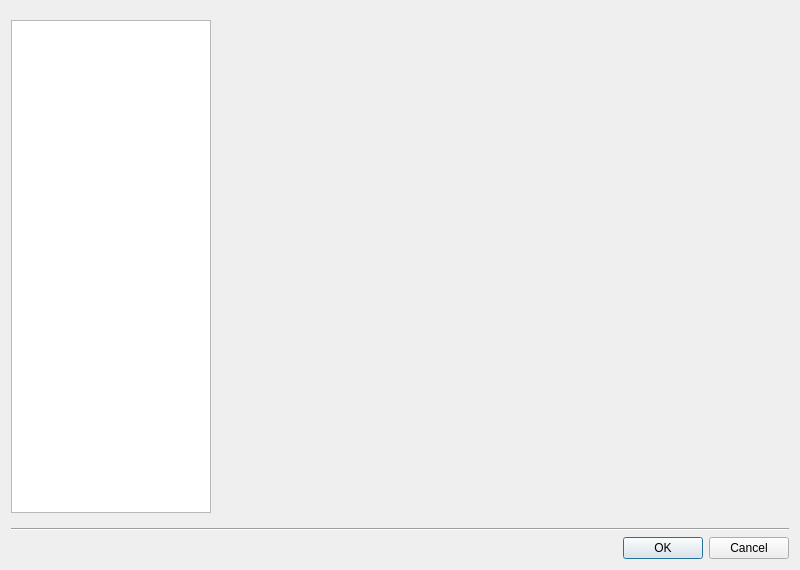
Qt form src/qt/qt_settings.ui (Palimbit/CoreMach) before a commit.
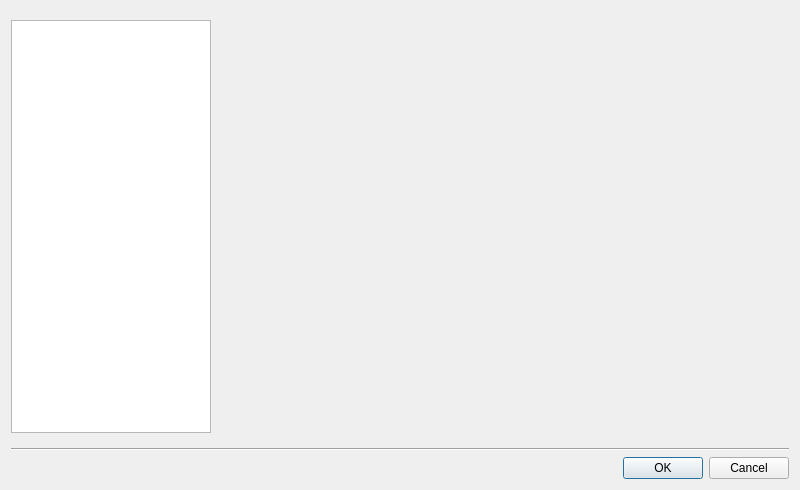
The same form after that commit.

Commit message: Settings dialog overhaul with tabs. The Preferences dialog is going to be overhauled next.

What changed in the file:
```diff
--- a/src/qt/qt_settings.ui
+++ b/src/qt/qt_settings.ui
@@ -7,19 +7,19 @@
     <x>0</x>
     <y>0</y>
     <width>800</width>
-    <height>570</height>
+    <height>490</height>
    </rect>
   </property>
   <property name="minimumSize">
    <size>
     <width>800</width>
-    <height>570</height>
+    <height>490</height>
    </size>
   </property>
   <property name="maximumSize">
    <size>
     <width>800</width>
-    <height>570</height>
+    <height>490</height>
    </size>
   </property>
   <property name="windowTitle">
```
The commit also changes 58 other files.
